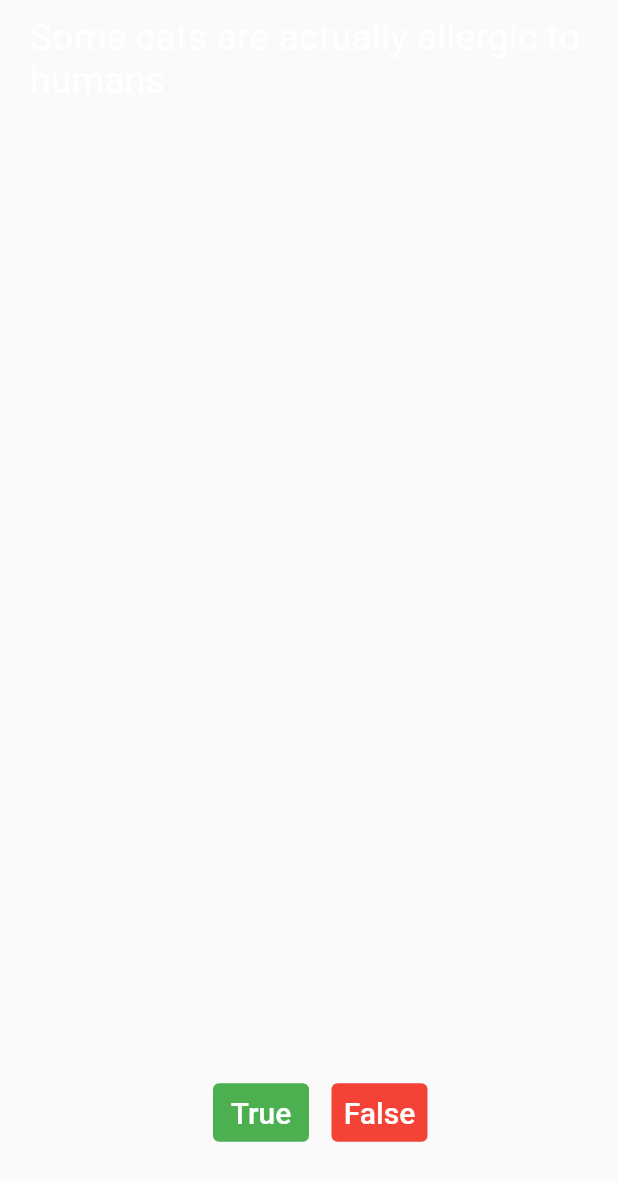
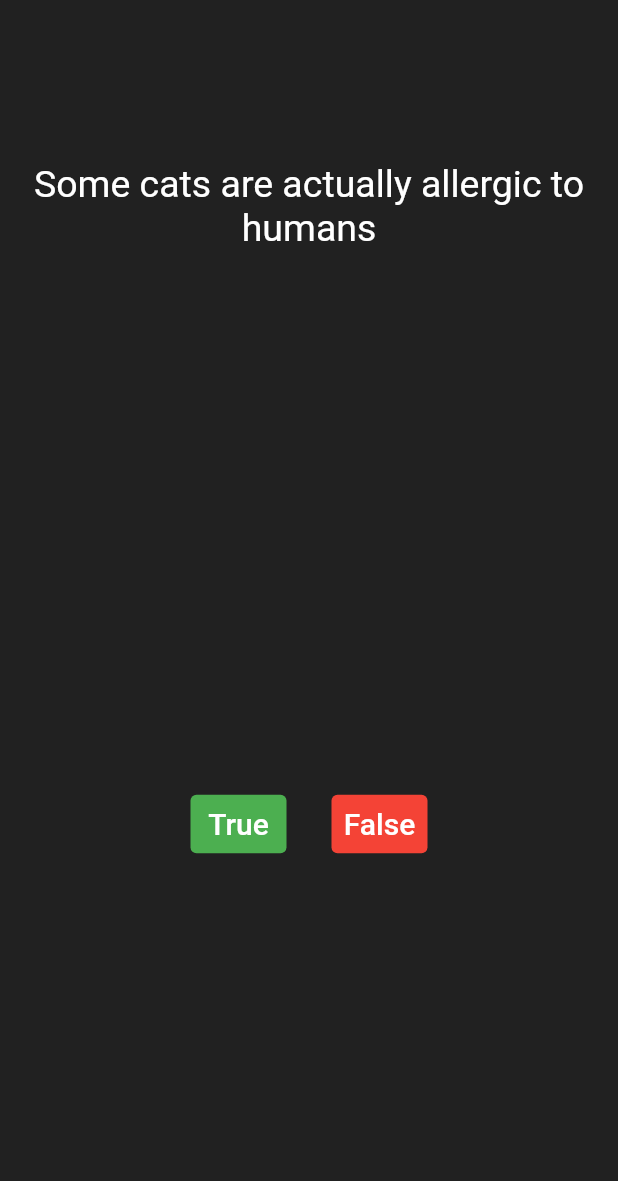
Before and after one commit to eahb0y/quizeApp, a Flutter app: the screen it shows after launch, on a phone screen of 412 x 824 dp. Shown: the top 1181 px of the screen. Run offline on Flutter 3.47's test engine with Material 2 defaults, Android fonts, the phone set to English and light mode, and no system bars.

Commit message:
mistakes fixed

```diff
--- a/lib/main.dart
+++ b/lib/main.dart
@@ -11,9 +11,10 @@ class Quizzler extends StatelessWidget {
 
   @override
   Widget build(BuildContext context) {
-    return const MaterialApp(
+    return MaterialApp(
       home: Scaffold(
-        body: SafeArea(
+        backgroundColor: Colors.grey.shade900,
+        body: const SafeArea(
           child: Padding(
             padding: EdgeInsets.symmetric(horizontal: 10.0),
             child: QuizPage(),
@@ -38,17 +39,21 @@ class _QuizPageState extends State<QuizPage> {
       mainAxisAlignment: MainAxisAlignment.spaceBetween,
       children: [
         Expanded(
-          flex: 4,
+          flex: 1,
           child: Padding(
             padding: const EdgeInsets.all(10.0),
+            child: Center(
               child: Text(questionBrain.questionBank[0].getQuestionText(),
+                  textAlign: TextAlign.center,
                   style: const TextStyle(
                     color: Colors.white,
                     fontSize: 25.0,
                   )),
             ),
           ),
+        ),
         Expanded(
+            flex: 2,
             child: Row(
               mainAxisAlignment: MainAxisAlignment.center,
               children: [
@@ -68,7 +73,9 @@ class _QuizPageState extends State<QuizPage> {
                     ),
                   ),
                 ),
-            TextButton(
+                Padding(
+                  padding: const EdgeInsets.all(15.0),
+                  child: TextButton(
                     onPressed: () {},
                     style: TextButton.styleFrom(
                       backgroundColor: Colors.red,
@@ -81,6 +88,7 @@ class _QuizPageState extends State<QuizPage> {
                       ),
                     ),
                   ),
+                ),
               ],
             ))
       ],
```
Lines whose indentation alone changed are shown as unchanged.
